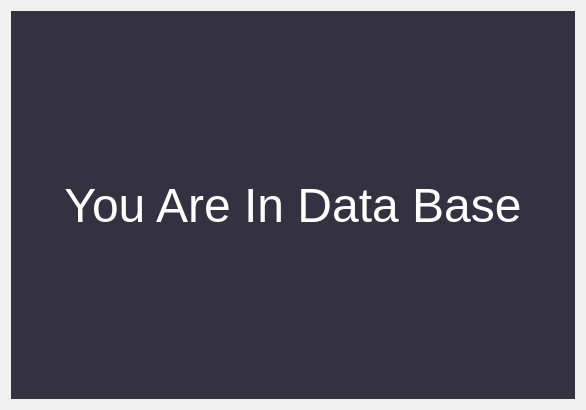
Qt form Qt_Widgets/dialog.ui (F3lixxx/QT) before a commit.
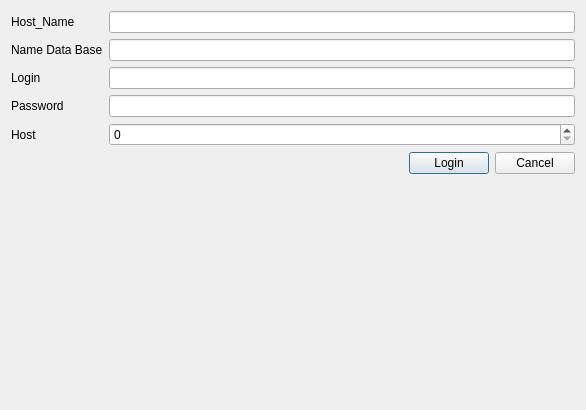
The same form after that commit.

```diff
--- a/Qt_Widgets/dialog.ui
+++ b/Qt_Widgets/dialog.ui
@@ -16,29 +16,92 @@
   <property name="styleSheet">
    <string notr="true"/>
   </property>
-  <layout class="QHBoxLayout" name="horizontalLayout">
-   <item>
-    <widget class="QLabel" name="label">
-     <property name="font">
-      <font>
-       <pointsize>36</pointsize>
-      </font>
+  <layout class="QFormLayout" name="formLayout_2">
+   <item row="0" column="0">
+    <widget class="QLabel" name="lb_nameDB">
+     <property name="text">
+      <string>Host_Name</string>
      </property>
-     <property name="styleSheet">
-      <string notr="true">QLabel
-{
-	background-color:rgb(52,50,64);
-	color:white
-}</string>
+    </widget>
+   </item>
+   <item row="0" column="1">
+    <widget class="QLineEdit" name="le_hostName"/>
+   </item>
+   <item row="1" column="0">
+    <widget class="QLabel" name="lb_pass">
+     <property name="text">
+      <string>Name Data Base</string>
      </property>
+    </widget>
+   </item>
+   <item row="1" column="1">
+    <widget class="QLineEdit" name="le_nameDB"/>
+   </item>
+   <item row="2" column="0">
+    <widget class="QLabel" name="lb_port">
      <property name="text">
-      <string>You Are In Data Base</string>
+      <string>Login</string>
      </property>
-     <property name="alignment">
-      <set>Qt::AlignCenter</set>
+    </widget>
+   </item>
+   <item row="2" column="1">
+    <widget class="QLineEdit" name="le_login"/>
+   </item>
+   <item row="3" column="0">
+    <widget class="QLabel" name="lb_host_name">
+     <property name="text">
+      <string>Password</string>
      </property>
     </widget>
    </item>
+   <item row="3" column="1">
+    <widget class="QLineEdit" name="le_password">
+     <property name="echoMode">
+      <enum>QLineEdit::Password</enum>
+     </property>
+    </widget>
+   </item>
+   <item row="4" column="0">
+    <widget class="QLabel" name="lb_login">
+     <property name="text">
+      <string>Host</string>
+     </property>
+    </widget>
+   </item>
+   <item row="5" column="1">
+    <layout class="QHBoxLayout" name="horizontalLayout">
+     <item>
+      <spacer name="horizontalSpacer">
+       <property name="orientation">
+        <enum>Qt::Horizontal</enum>
+       </property>
+       <property name="sizeHint" stdset="0">
+        <size>
+         <width>40</width>
+         <height>20</height>
+        </size>
+       </property>
+      </spacer>
+     </item>
+     <item>
+      <widget class="QPushButton" name="pb_login">
+       <property name="text">
+        <string>Login</string>
+       </property>
+      </widget>
+     </item>
+     <item>
+      <widget class="QPushButton" name="pb_cancel">
+       <property name="text">
+        <string>Cancel</string>
+       </property>
+      </widget>
+     </item>
+    </layout>
+   </item>
+   <item row="4" column="1">
+    <widget class="QSpinBox" name="sp_host"/>
+   </item>
   </layout>
  </widget>
  <resources/>
```
